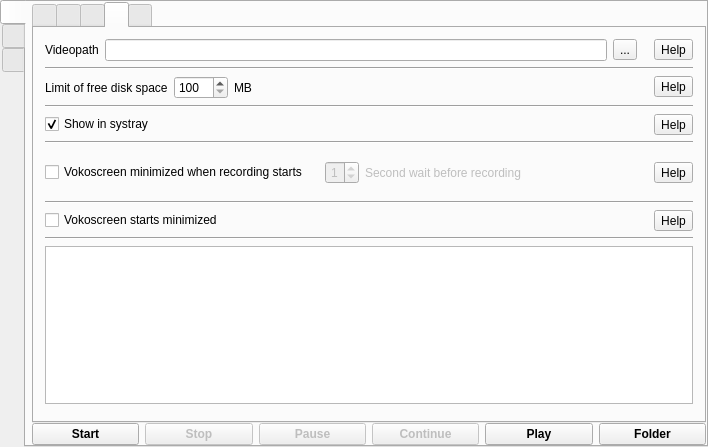
Qt form src/mainwindow.ui (vkohaupt/vokoscreenNG) before a commit.
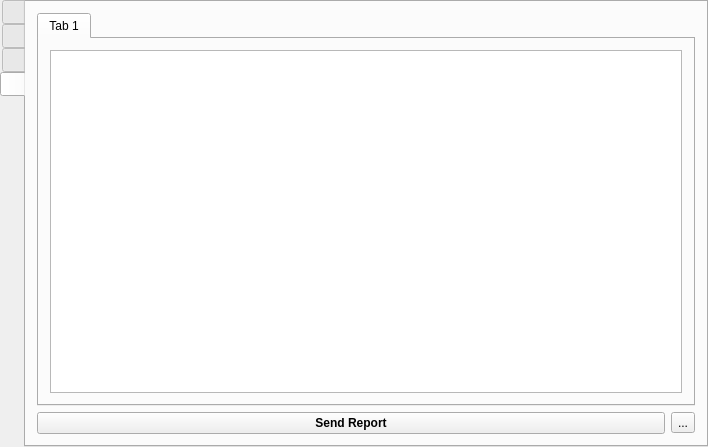
The same form after that commit. The open tabs and pages were chosen to show the change. Icons and pictures are not drawn.

Patch:
```diff
--- a/src/mainwindow.ui
+++ b/src/mainwindow.ui
@@ -42,7 +42,7 @@
        <enum>QTabWidget::West</enum>
       </property>
       <property name="currentIndex">
-       <number>0</number>
+       <number>3</number>
       </property>
       <property name="iconSize">
        <size>
@@ -1455,9 +1455,6 @@
               </property>
              </widget>
             </item>
-            <item>
-             <widget class="QTextBrowser" name="textBrowser"/>
-            </item>
             <item>
              <spacer name="verticalSpacer_3">
               <property name="orientation">
@@ -2339,6 +2336,59 @@
         </item>
        </layout>
       </widget>
+      <widget class="QWidget" name="tab_2">
+       <attribute name="title">
+        <string notr="true"/>
+       </attribute>
+       <layout class="QVBoxLayout" name="verticalLayout_25">
+        <item>
+         <widget class="QTabWidget" name="tabWidget">
+          <widget class="QWidget" name="tab_3">
+           <attribute name="title">
+            <string>Tab 1</string>
+           </attribute>
+           <layout class="QVBoxLayout" name="verticalLayout_26">
+            <item>
+             <widget class="QTextBrowser" name="textBrowserLog">
+              <property name="html">
+               <string notr="true">&lt;!DOCTYPE HTML PUBLIC &quot;-//W3C//DTD HTML 4.0//EN&quot; &quot;http://www.w3.org/TR/REC-html40/strict.dtd&quot;&gt;
+&lt;html&gt;&lt;head&gt;&lt;meta name=&quot;qrichtext&quot; content=&quot;1&quot; /&gt;&lt;style type=&quot;text/css&quot;&gt;
+p, li { white-space: pre-wrap; }
+&lt;/style&gt;&lt;/head&gt;&lt;body style=&quot; font-family:'Noto Sans'; font-size:10pt; font-weight:400; font-style:normal;&quot;&gt;
+&lt;p style=&quot;-qt-paragraph-type:empty; margin-top:0px; margin-bottom:0px; margin-left:0px; margin-right:0px; -qt-block-indent:0; text-indent:0px;&quot;&gt;&lt;br /&gt;&lt;/p&gt;&lt;/body&gt;&lt;/html&gt;</string>
+              </property>
+             </widget>
+            </item>
+           </layout>
+          </widget>
+         </widget>
+        </item>
+        <item>
+         <layout class="QHBoxLayout" name="horizontalLayout_36">
+          <item>
+           <widget class="QPushButton" name="pushButtonSendReport">
+            <property name="font">
+             <font>
+              <weight>75</weight>
+              <bold>true</bold>
+             </font>
+            </property>
+            <property name="text">
+             <string>Send Report</string>
+            </property>
+           </widget>
+          </item>
+          <item>
+           <widget class="QToolButton" name="toolButtonReport">
+            <property name="text">
+             <string>...</string>
+            </property>
+           </widget>
+          </item>
+         </layout>
+        </item>
+       </layout>
+      </widget>
      </widget>
     </item>
    </layout>
```
